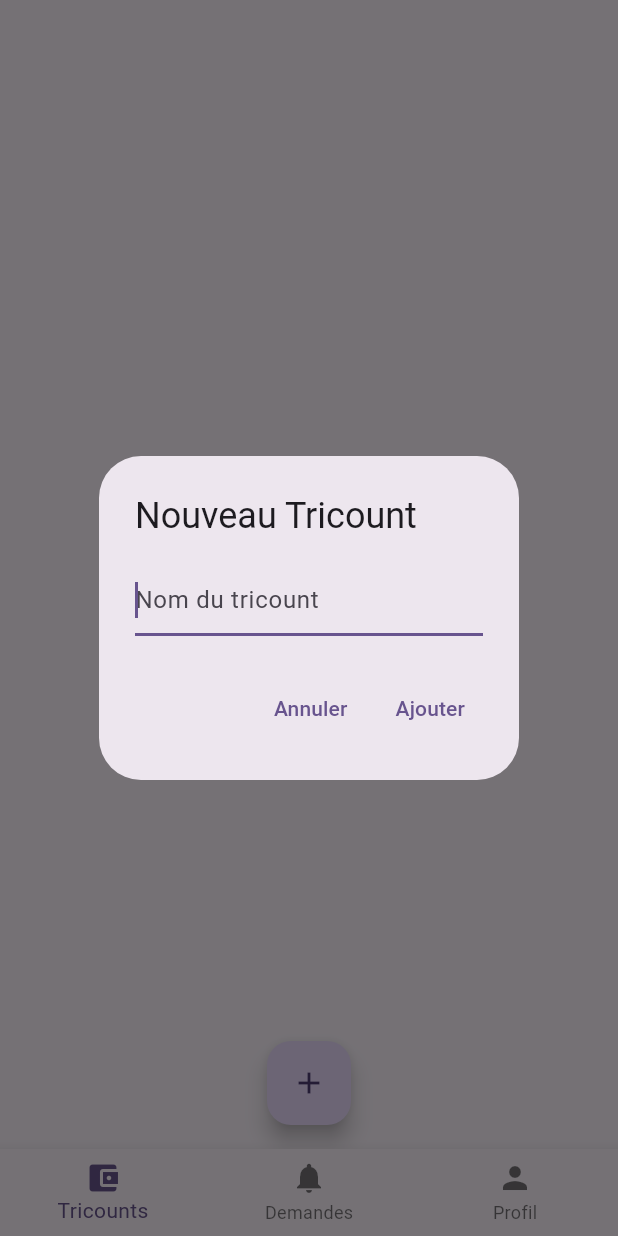
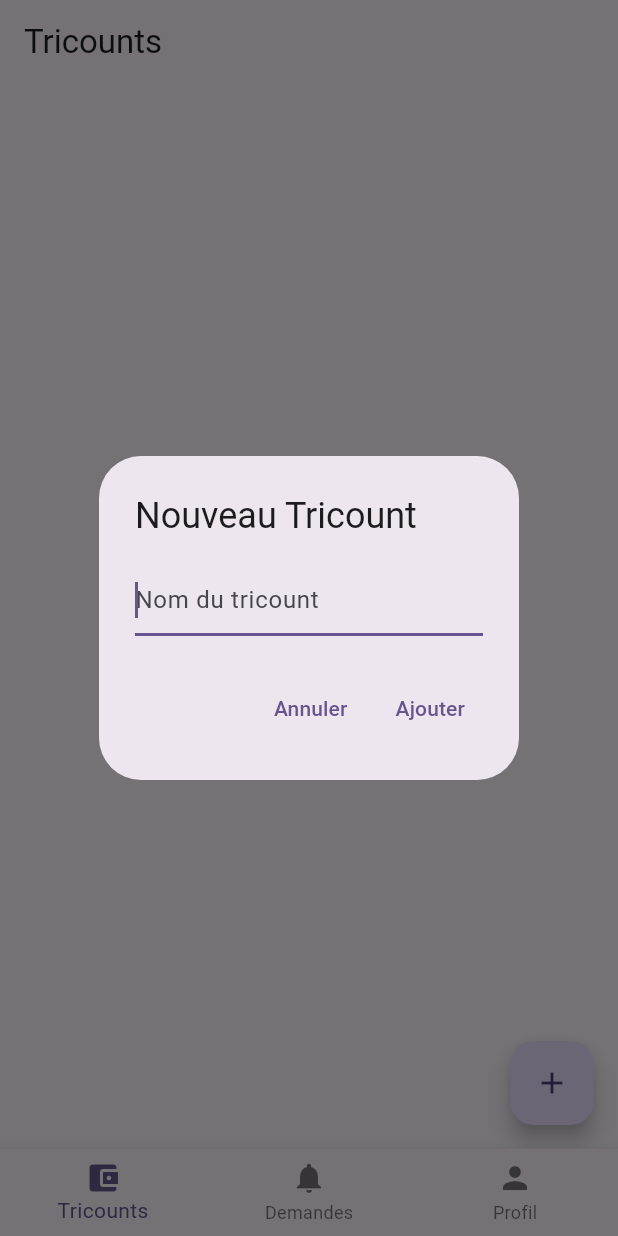
Before and after one commit to NicolasBorlet/Tricount-App, a Flutter app: the screen it shows once a user with an empty profile is signed in, after a tap on the "add" icon, on a phone screen of 412 x 824 dp. Run offline on Flutter 3.47's test engine with Material 3 defaults, Android fonts, the phone set to English and light mode, and no system bars; our stand-ins replace cloud_firestore, firebase_auth, firebase_core; accounts and stored records are empty; statements that could not run were skipped.

Commit message:
Refactor dependencies to include firebase_auth package

```diff
--- a/lib/screens/tricounts_screen.dart
+++ b/lib/screens/tricounts_screen.dart
@@ -1,6 +1,7 @@
 import 'package:flutter/material.dart';
 import 'package:cloud_firestore/cloud_firestore.dart';
-import 'tricount_detail_screen.dart';  // Ajoute cette ligne
+import 'package:firebase_auth/firebase_auth.dart';
+import 'tricount_detail_screen.dart';  // Assurez-vous que ce fichier existe
 
 class TricountsScreen extends StatelessWidget {
   const TricountsScreen({super.key});
@@ -27,11 +28,19 @@ class TricountsScreen extends StatelessWidget {
           TextButton(
             onPressed: () async {
               if (tricountName?.isNotEmpty ?? false) {
-                await FirebaseFirestore.instance.collection('tricounts').add({
-                  'name': tricountName,
-                  'createdAt': FieldValue.serverTimestamp(),
-                });
-                if (context.mounted) Navigator.pop(context);
+                final currentUser = FirebaseAuth.instance.currentUser;
+                if (currentUser != null) {
+                  await FirebaseFirestore.instance.collection('tricounts').add({
+                    'name': tricountName,
+                    'createdAt': FieldValue.serverTimestamp(),
+                    'participants': [
+                      {'id': currentUser.uid, 'name': 'Votre Nom'}, // Remplacez par le nom réel
+                      // Ajoutez d'autres participants si nécessaire
+                    ],
+                    'participantIds': [currentUser.uid],
+                  });
+                  if (context.mounted) Navigator.pop(context);
+                }
               }
             },
             child: const Text('Ajouter'),
@@ -43,11 +52,26 @@ class TricountsScreen extends StatelessWidget {
 
   @override
   Widget build(BuildContext context) {
+    final currentUserId = FirebaseAuth.instance.currentUser?.uid;
+
+    if (currentUserId == null) {
+      return const Scaffold(
+        body: Center(child: Text('Utilisateur non connecté')),
+      );
+    }
+
     return Scaffold(
+      appBar: AppBar(
+        title: const Text('Tricounts'),
+      ),
       body: StreamBuilder<QuerySnapshot>(
-        stream: FirebaseFirestore.instance.collection('tricounts').snapshots(),
+        stream: FirebaseFirestore.instance
+            .collection('tricounts')
+            .where('participantIds', arrayContains: currentUserId)
+            .snapshots(),
         builder: (context, snapshot) {
           if (snapshot.hasError) {
+            print('Error: ${snapshot.error}');
             return const Center(child: Text('Une erreur est survenue'));
           }
 
@@ -56,6 +80,11 @@ class TricountsScreen extends StatelessWidget {
           }
 
           final tricounts = snapshot.data!.docs;
+          print('Found ${tricounts.length} tricounts');
+          // Optionnel : Afficher les tricounts dans la console
+          for (var tricount in tricounts) {
+            print('Tricount: ${tricount.data()}');
+          }
 
           return ListView.builder(
             itemCount: tricounts.length,
@@ -81,7 +110,7 @@ class TricountsScreen extends StatelessWidget {
         onPressed: () => _showAddTricountDialog(context),
         child: const Icon(Icons.add),
       ),
-      floatingActionButtonLocation: FloatingActionButtonLocation.centerFloat,
+      floatingActionButtonLocation: FloatingActionButtonLocation.endFloat,
     );
   }
 }
```
